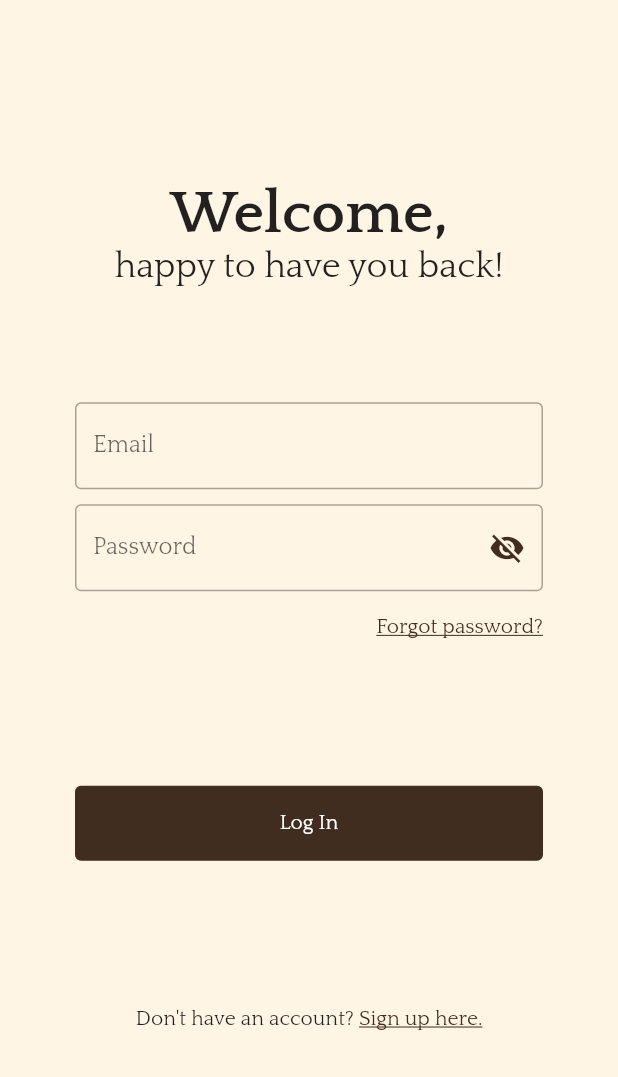
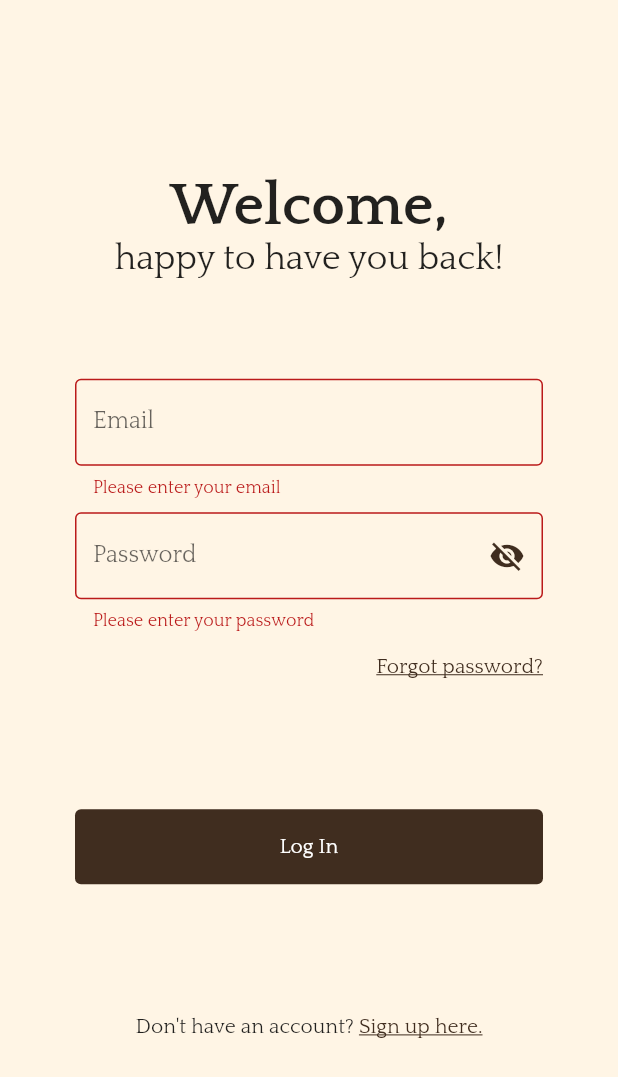
Before and after one commit to shawnanuptra/CameoCoffee, a Flutter app: the LoginScreen screen opened by its route, after a tap on "Log In", on a phone screen of 412 x 824 dp. Shown: the top 1077 px of the screen. Run offline on Flutter 3.47's test engine with Material 2 defaults, Android fonts, the phone set to English and light mode, and no system bars; our stand-ins replace firebase_auth, firebase_core; accounts and stored records are empty.

Commit message:
added validation to log in screen, error states shown in snackbar

```diff
--- a/lib/screens/login_screen.dart
+++ b/lib/screens/login_screen.dart
@@ -11,7 +11,6 @@ class LoginScreen extends StatefulWidget {
 }
 
 class _LoginScreenState extends State<LoginScreen> {
-
   final _auth = FirebaseAuth.instance;
   String email = '';
   String password = '';
@@ -23,15 +22,17 @@ class _LoginScreenState extends State<LoginScreen> {
     });
   }
 
+  final _formKey = GlobalKey<FormState>();
+
   @override
   Widget build(BuildContext context) {
     return Scaffold(
       body: Padding(
         padding: EdgeInsets.symmetric(
-            vertical: MediaQuery
-                .of(context)
-                .size
-                .height / 10, horizontal: 50.0),
+            vertical: MediaQuery.of(context).size.height / 10,
+            horizontal: 50.0),
+        child: Form(
+          key: _formKey,
           child: Column(
             mainAxisAlignment: MainAxisAlignment.spaceAround,
             crossAxisAlignment: CrossAxisAlignment.center,
@@ -43,17 +44,9 @@ class _LoginScreenState extends State<LoginScreen> {
                       children: [
                         TextSpan(
                             text: 'happy to have you back!',
-                      style: Theme
-                          .of(context)
-                          .textTheme
-                          .headlineSmall
-                    ),
+                            style: Theme.of(context).textTheme.headlineSmall),
                       ],
-                  style: Theme
-                      .of(context)
-                      .textTheme
-                      .headlineLarge
-                ),
+                      style: Theme.of(context).textTheme.headlineLarge),
                   textAlign: TextAlign.center,
                 ),
               ),
@@ -64,6 +57,13 @@ class _LoginScreenState extends State<LoginScreen> {
                   TextFormField(
                     onChanged: (value) {
                       email = value;
+                    },
+                    validator: (value) {
+                      if (value == null || value.isEmpty) {
+                        return 'Please enter your email';
+                      }
+                      return null;
+                      // else if ()
                     },
                     keyboardType: TextInputType.emailAddress,
                     decoration: const InputDecoration(
@@ -76,6 +76,14 @@ class _LoginScreenState extends State<LoginScreen> {
                   TextFormField(
                     onChanged: (value) {
                       password = value;
+                    },
+                    validator: (value) {
+                      // validates if password is filled
+                      if (value == null || value.isEmpty) {
+                        return 'Please enter your password';
+                      }
+                      return null;
+                      // else if ()
                     },
                     obscureText: _passwordVisible,
                     enableSuggestions: false,
@@ -113,15 +121,60 @@ class _LoginScreenState extends State<LoginScreen> {
               PrimaryButton(
                   onClick: () async {
                     //todo: add validation before signing up etc
+                    //todo: add proper messages
+                    if (_formKey.currentState!.validate()) {
                       try {
-                await _auth.signInWithEmailAndPassword(email: email, password: password);
-                Navigator.of(context)
-                    .pushNamedAndRemoveUntil(kHomeScreen, (route) => false);
-              } catch (e) {
+                        await _auth.signInWithEmailAndPassword(
+                            email: email, password: password);
+                        Navigator.of(context).pushNamedAndRemoveUntil(
+                            kHomeScreen, (route) => false);
+                      } on FirebaseAuthException catch (e) {
+                        switch (e.code) {
+                          // email is in wrong format
+                          case 'invalid-email':
+                            ScaffoldMessenger.of(context).showSnackBar(
+                                SnackBar(
+                                  content: Text('Please enter a correct email'),
+                                  backgroundColor: Theme.of(context).colorScheme.error,
+                                ));
+                            break;
+                            // wrong password for the email
+                          case 'wrong-password':
+                            ScaffoldMessenger.of(context).showSnackBar(
+                                SnackBar(
+                                  content: Text('Wrong password. Retry.'),
+                                  backgroundColor: Theme.of(context).colorScheme.error,
+                                ));
+                            break;
+                            // email not found
+                          case 'user-not-found':
+                            ScaffoldMessenger.of(context).showSnackBar(
+                                SnackBar(
+                                  content: Text('No user found with this email. Sign up instead?'),
+                                  backgroundColor: Theme.of(context).colorScheme.error,
+                                ));
+                            break;
+                            // if there's connection problem
+                          case 'network-failed':
+                            ScaffoldMessenger.of(context).showSnackBar(
+                                SnackBar(
+                                  content: Text('Network has failed, please try again.'),
+                                  backgroundColor: Theme.of(context).colorScheme.error,
+                                ));
+
+                                break;
+
+
+                        }
+                        if (e.code == 'invalid-email') {}
+
                         // handle error: show error message or whatever
+
                         print(e);
                       }
-            }, text: 'Log In'),
+                    }
+                  },
+                  text: 'Log In'),
               Row(
                 mainAxisAlignment: MainAxisAlignment.center,
                 children: [
@@ -144,6 +197,7 @@ class _LoginScreenState extends State<LoginScreen> {
             ],
           ),
         ),
+      ),
     );
   }
 }
--- a/lib/screens/settings_screen.dart
+++ b/lib/screens/settings_screen.dart
@@ -1,4 +1,8 @@
+import 'package:coffee_cameo/components/Buttons.dart';
+import 'package:coffee_cameo/util/constants.dart';
+import 'package:firebase_auth/firebase_auth.dart';
 import 'package:flutter/material.dart';
+
 import '../components/botnavbar.dart';
 
 class SettingsScreen extends StatefulWidget {
@@ -10,9 +14,24 @@ class SettingsScreen extends StatefulWidget {
 
 class _SettingsScreenState extends State<SettingsScreen> {
   final int _selectedIndex = 3;
+  final _auth = FirebaseAuth.instance;
+
   @override
   Widget build(BuildContext context) {
     return Scaffold(
       bottomNavigationBar: BotNavBar(selectedIndex: _selectedIndex),
-    );  }
+      body: SafeArea(
+        child: Column(
+          children: [
+             PrimaryButton(
+                onClick: () {
+                  _auth.signOut();
+                  Navigator.of(context).pushNamedAndRemoveUntil(kWelcomeScreen, (route) => false);
+                },
+                text: 'Sign Out'),
+          ],
+        ),
+      ),
+    );
+  }
 }
```
Lines whose indentation alone changed are shown as unchanged.
